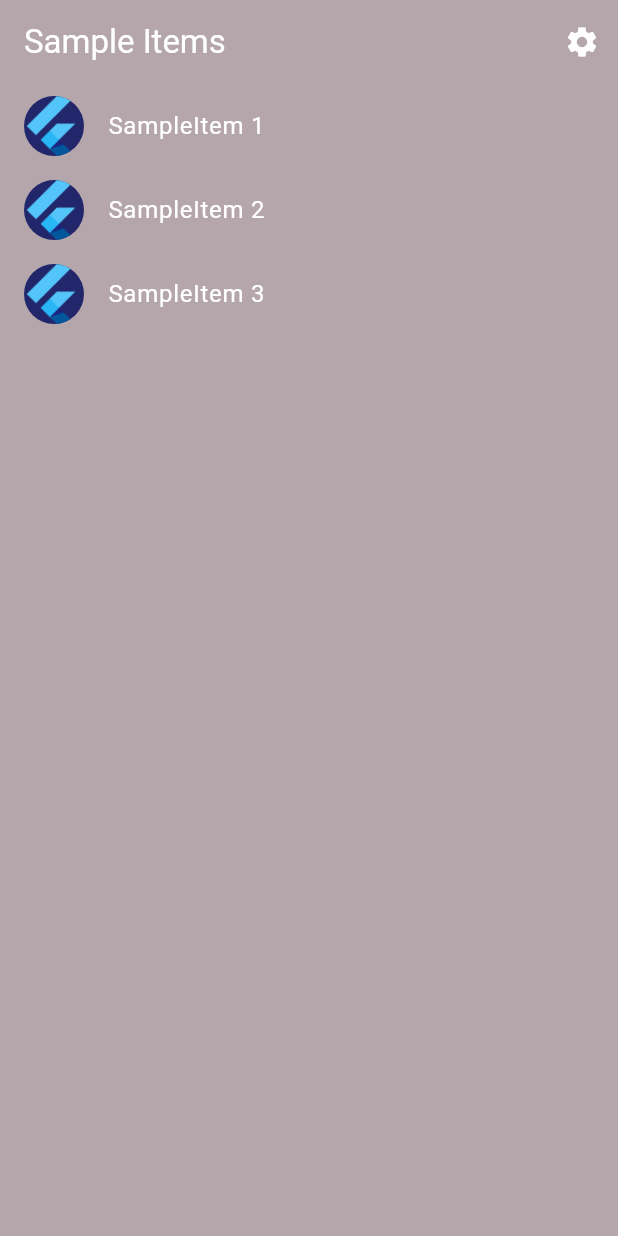
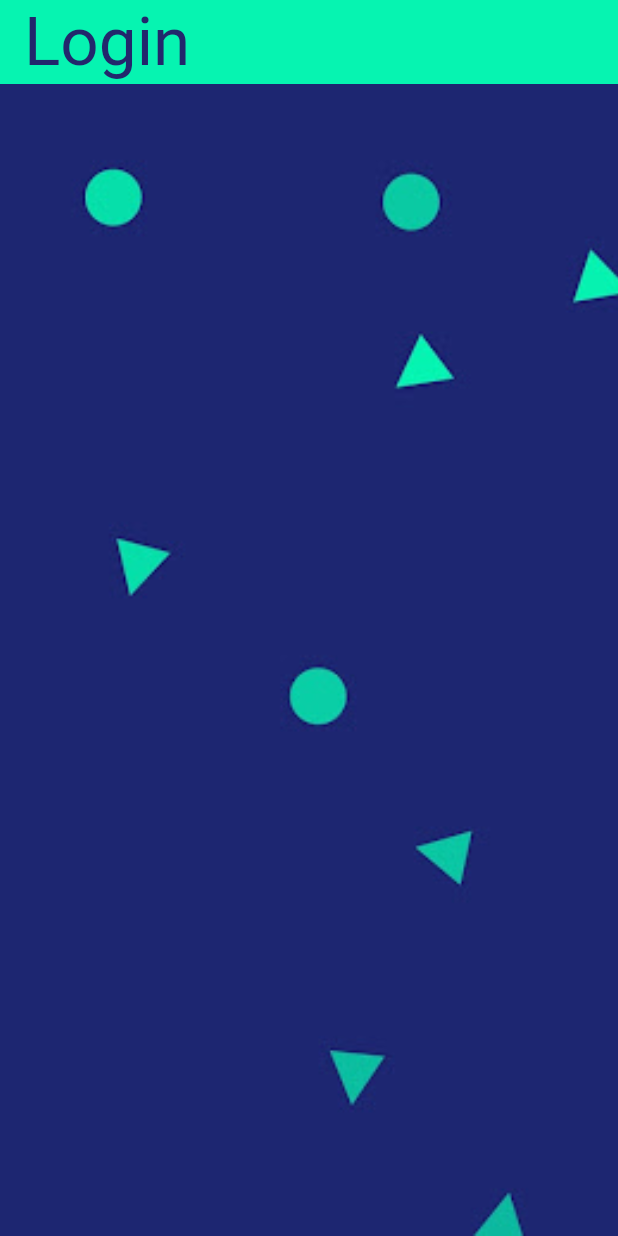
Before and after one commit to QjStout/rocket_lab_technical, a Flutter app: the screen it shows after launch, on a phone screen of 412 x 824 dp. Run offline on Flutter 3.47's test engine with Material 3 defaults, Android fonts, the light colour scheme and no system bars; generated files the repository leaves out were written again.

Commit message:
add initial login screen

```diff
--- a/lib/src/app.dart
+++ b/lib/src/app.dart
@@ -2,6 +2,7 @@ import 'package:flutter/material.dart';
 import 'package:flutter_gen/gen_l10n/app_localizations.dart';
 import 'package:flutter_localizations/flutter_localizations.dart';
 import 'package:rocket_lab_technical/src/config/color_configs.dart';
+import 'package:rocket_lab_technical/src/screens/login_screen/login_screen.dart';
 
 import 'sample_feature/sample_item_details_view.dart';
 import 'sample_feature/sample_item_list_view.dart';
@@ -60,9 +61,6 @@ class MyApp extends StatelessWidget {
           theme: ThemeData(
             useMaterial3: true,
             colorScheme: ColorConfigs.scheme,
-            extensions: <ThemeExtension<dynamic>>{
-              ColorTokens()
-            }
           ),
           darkTheme: ThemeData.dark(),
           themeMode: settingsController.themeMode,
@@ -79,8 +77,10 @@ class MyApp extends StatelessWidget {
                   case SampleItemDetailsView.routeName:
                     return const SampleItemDetailsView();
                   case SampleItemListView.routeName:
+                    return const SampleItemListView();
+                  case LoginScreen.routeName:
                   default:
-                    return const SampleItemListView();
+                    return const LoginScreen();
                 }
               },
             );
--- a/lib/src/config/color_configs.dart
+++ b/lib/src/config/color_configs.dart
@@ -14,23 +14,11 @@ class ColorConfigs {
   );
 }
 
-class ColorTokens extends ThemeExtension<ColorTokens> {
+class ColorTokens {
   static const white = Color(0xFFFFFFFF);
   static const royalBlue = Color.fromARGB(255, 34, 39, 108);
   static const aquamarine = Color.fromARGB(255, 6, 244, 177);
   static const charcoal = Color.fromARGB(255, 60, 70, 85);
   static const roseQuarts = Color.fromARGB(255, 180, 166, 171);
   static const imperialRed = Color.fromARGB(255, 255, 66, 66);
-
-  @override
-  ThemeExtension<ColorTokens> copyWith() => ColorTokens();
-
-  @override
-  ThemeExtension<ColorTokens> lerp(covariant ThemeExtension<ColorTokens>? other, double t) {
-    if (other is! ColorTokens) {
-      return this;
-    }
-
-    return ColorTokens();
-  }
 }
--- a/lib/src/sample_feature/sample_item_list_view.dart
+++ b/lib/src/sample_feature/sample_item_list_view.dart
@@ -11,7 +11,7 @@ class SampleItemListView extends StatelessWidget {
     this.items = const [SampleItem(1), SampleItem(2), SampleItem(3)],
   });
 
-  static const routeName = '/';
+  static const routeName = '/list_view';
 
   final List<SampleItem> items;
 
--- /dev/null
+++ b/lib/src/screens/login_screen/login_screen.dart
@@ -0,0 +1,35 @@
+
+import 'package:flutter/material.dart';
+import 'package:rocket_lab_technical/src/config/color_configs.dart';
+
+class LoginScreen extends StatelessWidget {
+  const LoginScreen({super.key});
+
+  static const routeName = '/login';
+
+  @override
+  Widget build(BuildContext context) {
+    final theme = Theme.of(context);
+    final themeText = theme.textTheme;
+    final themeColors = theme.colorScheme;
+
+    final titleStyle = themeText.displayMedium!.copyWith(
+      color: ColorTokens.royalBlue
+    );
+
+    return Scaffold(
+      appBar: AppBar(
+        title: Text("Login", style: titleStyle),
+        backgroundColor: themeColors.onPrimary,
+      ),
+      body: Container(
+        decoration: const BoxDecoration(
+          image: DecorationImage(
+            image: AssetImage('assets/images/login_background.jpg'),
+            fit: BoxFit.cover,
+          )
+        ),
+      ),
+    );
+  }
+}
```
Also changed, not shown: assets/images/login_background.jpg (added).
